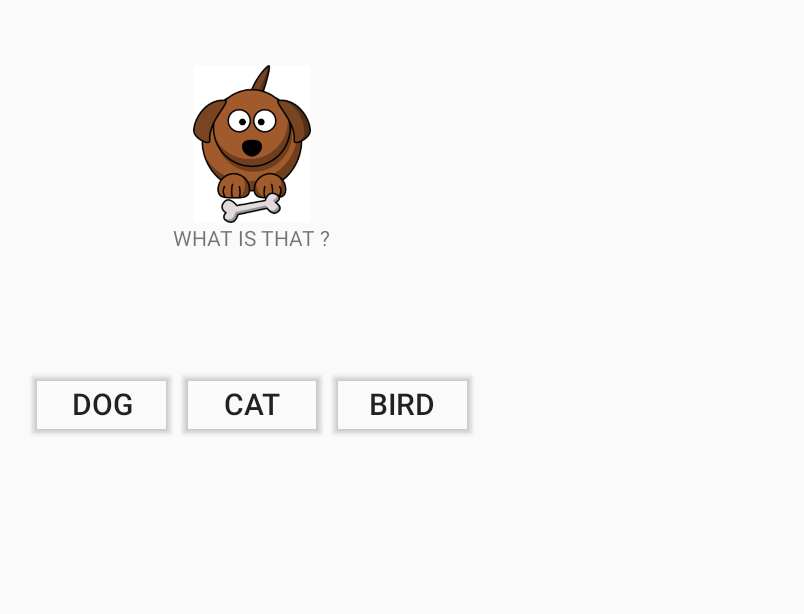
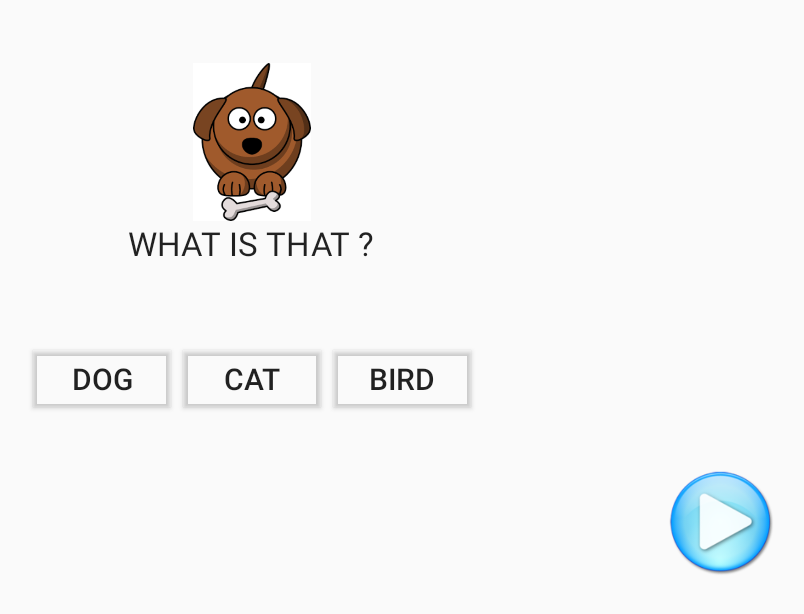
Before and after one commit to janus21cn/WordPlay2, an Android app: the Question1 screen opened directly, with no data from a screen before it, on a phone screen of 824 x 412 dp (held sideways). Shown: the top 614 px of the screen, without its empty margins (366-1170 px from the left). Run offline under Robolectric (Android 15) with nearby library versions, the phone set to English and light mode, and no system bars.

Commit message:
QuizPart//Cem

```diff
--- a/app/src/main/res/layout/activity_question1.xml
+++ b/app/src/main/res/layout/activity_question1.xml
@@ -30,8 +30,8 @@
 
             <TextView
                 android:layout_width="wrap_content"
-                android:layout_height="30dp"
-                android:textAppearance="?android:attr/textAppearanceSmall"
+                android:layout_height="wrap_content"
+                android:textAppearance="?android:attr/textAppearanceLarge"
                 android:text="WHAT IS THAT ?"
                 android:id="@+id/textView"
                 android:typeface="monospace"
@@ -44,7 +44,7 @@
     <LinearLayout
         android:layout_width="fill_parent"
         android:layout_height="0dp"
-        android:layout_weight="2"
+        android:layout_weight="1.60"
         android:orientation="horizontal"
         android:gravity="center">
 
@@ -80,21 +80,20 @@
     <LinearLayout
         android:layout_width="fill_parent"
         android:layout_height="0dp"
-        android:layout_weight="1"
+        android:layout_weight="1.50"
         android:orientation="horizontal"
         android:gravity="center">
 
-        <ImageButton
+        <Button
             android:layout_width="wrap_content"
             android:layout_height="wrap_content"
             android:id="@+id/left_arrow"
-            android:background="#FFFFFF"
-
+            android:background="@drawable/left"
             android:visibility="invisible"/>
 
         <Button
             android:layout_width="0dp"
-            android:layout_weight="1"
+            android:layout_weight="0.87"
             android:layout_height="wrap_content"
             android:text="Register"
             android:textSize="10dp"
@@ -104,12 +103,14 @@
 
             />
 
-        <ImageButton
-            android:layout_width="wrap_content"
-            android:layout_height="wrap_content"
+        <Button
+
+            android:layout_width="70dp"
+            android:layout_height="70dp"
+            android:layout_alignParentRight="true"
+            android:layout_alignParentBottom="true"
             android:id="@+id/right_arrow"
-            android:layout_gravity="right"
-            android:background="#FFFFFF"
+            android:background="@drawable/right"
             android:foregroundGravity="right"
              />
     </LinearLayout>
```
Also changed, not shown: app/src/main/res/layout/activity_question2.xml (+9 -11 lines), app/src/main/res/layout/activity_question3.xml (+14 -13 lines), app/src/main/res/layout/activity_question4.xml (+9 -11 lines), app/src/main/res/layout/activity_question5.xml (+11 -13 lines).
